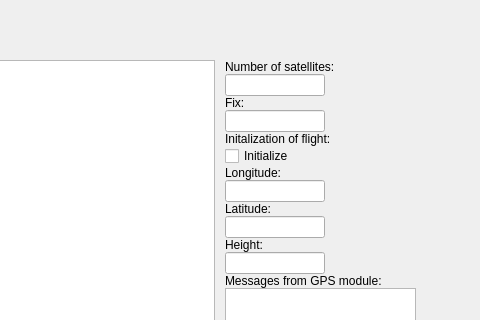
Above: src/cfclient/ui/tabs/gpsTab.ui from Mitteau/crazyflie-clients-python before the change; both pictures show x 305 to 785 and y 0 to 320 of the 785 by 567 pixel window. Below: the same form after it.
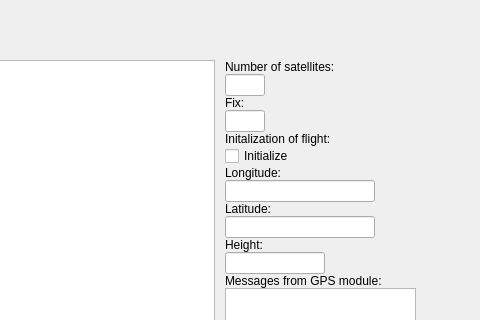
That is the form after the change.

Commit message:
Affinage de l'onglet GPS 3 décimales pour les secondes d'arc
 Sur la branche etape5
 Modifications qui seront validées :
	nouveau fichier : src/cfclient/ui/tabs/GpsTab.py
	modifié :         src/cfclient/ui/tabs/gpsTab.ui

What changed in the file:
```diff
--- a/src/cfclient/ui/tabs/gpsTab.ui
+++ b/src/cfclient/ui/tabs/gpsTab.ui
@@ -62,7 +62,7 @@
      <widget class="QLineEdit" name="_nbr_locked_sats">
       <property name="maximumSize">
        <size>
-        <width>100</width>
+        <width>40</width>
         <height>16777215</height>
        </size>
       </property>
@@ -88,7 +88,7 @@
      <widget class="QLineEdit" name="_fix_type">
       <property name="maximumSize">
        <size>
-        <width>100</width>
+        <width>40</width>
         <height>16777215</height>
        </size>
       </property>
@@ -140,7 +140,7 @@
      <widget class="QLineEdit" name="_long">
       <property name="maximumSize">
        <size>
-        <width>100</width>
+        <width>150</width>
         <height>16777215</height>
        </size>
       </property>
@@ -166,7 +166,7 @@
      <widget class="QLineEdit" name="_lat">
       <property name="maximumSize">
        <size>
-        <width>100</width>
+        <width>150</width>
         <height>16777215</height>
        </size>
       </property>
```
The commit also changes 1 other file.
